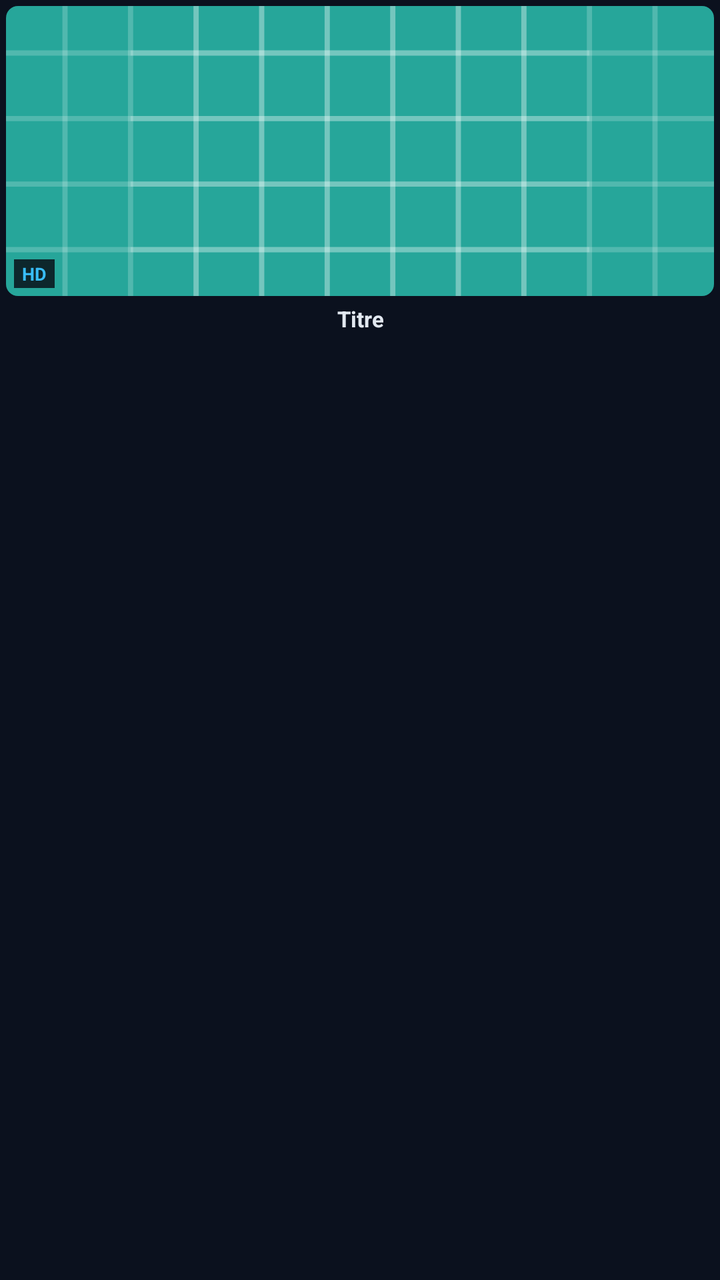
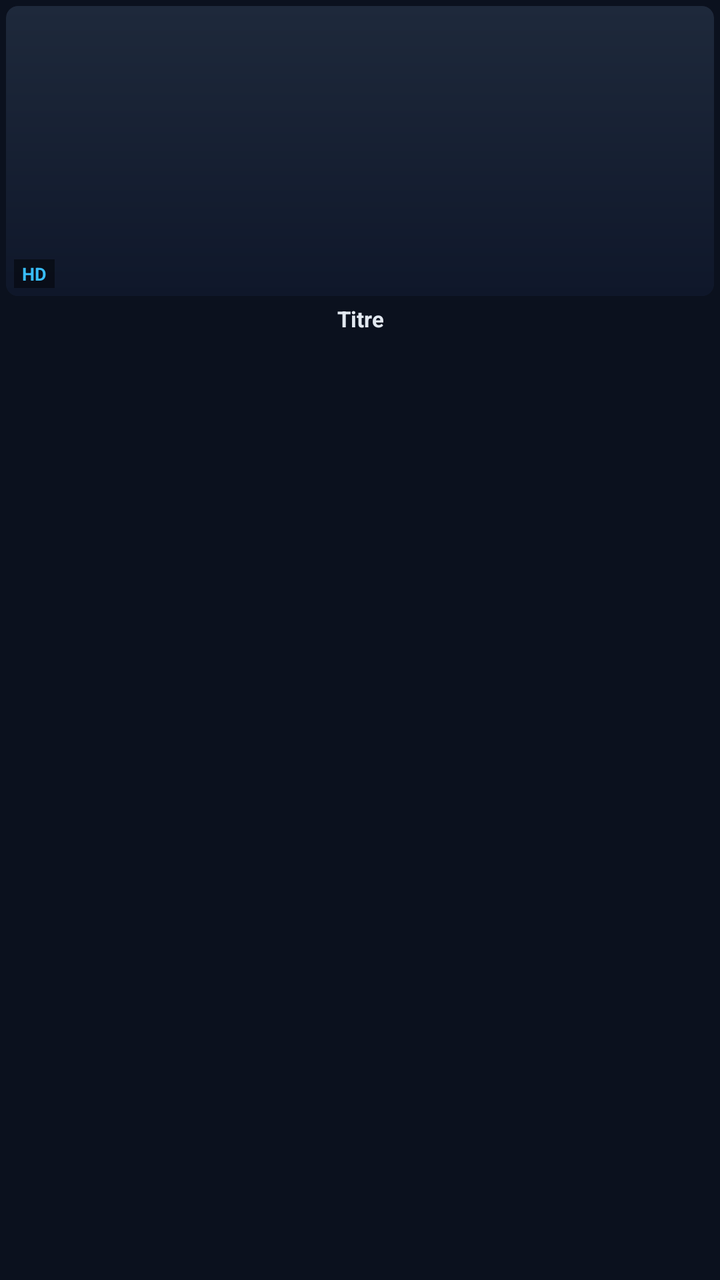

The first picture is an Android layout as it rendered before a commit; the second is the same layout after the commit. The layout source and the unified diff follow.
<!-- AndroidManifest.xml: application theme AppTheme.NoActionBar -->
<!-- res/layout/item_vod_card.xml -->
<?xml version="1.0" encoding="utf-8"?>
<LinearLayout xmlns:android="http://schemas.android.com/apk/res/android"
    xmlns:app="http://schemas.android.com/apk/res-auto"
    android:layout_width="match_parent"
    android:layout_height="wrap_content"
    android:orientation="vertical"
    android:padding="3dp"
    android:focusable="true"
    android:clickable="true"
    android:background="@drawable/bg_vod_poster_selector">

    
    <androidx.cardview.widget.CardView
        android:layout_width="match_parent"
        android:layout_height="145dp"
        app:cardCornerRadius="6dp"
        app:cardElevation="0dp"
        app:cardBackgroundColor="#131B2E">

        <FrameLayout
            android:layout_width="match_parent"
            android:layout_height="match_parent">

            <ImageView
                android:id="@+id/iv_vod_poster"
                android:layout_width="match_parent"
                android:layout_height="match_parent"
                android:scaleType="centerCrop"
                android:src="@drawable/ic_launcher_background"
                android:contentDescription="Affiche" />

            
            <TextView
                android:id="@+id/tv_vod_badge"
                android:layout_width="wrap_content"
                android:layout_height="wrap_content"
                android:layout_gravity="bottom|start"
                android:layout_margin="4dp"
                android:text="HD"
                android:textColor="#38BDF8"
                android:textSize="9sp"
                android:textStyle="bold"
                android:paddingStart="4dp"
                android:paddingEnd="4dp"
                android:paddingTop="1dp"
                android:paddingBottom="1dp"
                android:background="#D0080C14" />

            
            <TextView
                android:id="@+id/tv_vod_fav"
                android:layout_width="wrap_content"
                android:layout_height="wrap_content"
                android:layout_gravity="top|end"
                android:layout_margin="4dp"
                android:text="★"
                android:textColor="#F59E0B"
                android:textSize="11sp"
                android:visibility="gone" />

        </FrameLayout>

    </androidx.cardview.widget.CardView>

    
    <TextView
        android:id="@+id/tv_vod_title"
        android:layout_width="match_parent"
        android:layout_height="wrap_content"
        android:layout_marginTop="4dp"
        android:layout_marginBottom="2dp"
        android:text="Titre"
        android:textColor="#E2E8F0"
        android:textSize="11sp"
        android:textStyle="bold"
        android:singleLine="true"
        android:ellipsize="end"
        android:gravity="center_horizontal" />

</LinearLayout>
<!-- resources referenced by this layout -->
<resources>
  <!-- drawable bg_vod_poster_selector (drawable) -->
  <?xml version="1.0" encoding="utf-8"?>
  <selector xmlns:android="http://schemas.android.com/apk/res/android">
      <item android:state_focused="true">
          <shape android:shape="rectangle">
              <corners android:radius="8dp" />
              <solid android:color="#2538BDF8" />
              <stroke android:width="2.5dp" android:color="#FFFFFF" />
          </shape>
      </item>
      <item android:state_selected="true">
          <shape android:shape="rectangle">
              <corners android:radius="8dp" />
              <stroke android:width="2dp" android:color="#38BDF8" />
          </shape>
      </item>
      <item>
          <shape android:shape="rectangle">
              <corners android:radius="8dp" />
              <solid android:color="@android:color/transparent" />
              <stroke android:width="2.5dp" android:color="@android:color/transparent" />
          </shape>
      </item>
  </selector>
  <!-- drawable ic_launcher_background: vector/xml drawable (drawable, 5605 chars, omitted) -->
  <style name="AppTheme.NoActionBar" parent="Theme.AppCompat.NoActionBar">
          <item name="windowActionBar">false</item>
          <item name="windowNoTitle">true</item>
          <item name="android:windowBackground">#0B111E</item>
          <item name="android:textColor">#F8FAFC</item>
          <item name="alertDialogTheme">@style/DarkAlertDialogTheme</item>
      </style>
  <style name="DarkAlertDialogTheme" parent="Theme.AppCompat.Dialog.Alert">
          <item name="android:background">#131B2A</item>
          <item name="android:textColorPrimary">#F8FAFC</item>
          <item name="android:textColorSecondary">#94A3B8</item>
          <item name="colorAccent">#38BDF8</item>
      </style>
</resources>

<!-- the commit's change to res/layout/item_vod_card.xml (unified diff, before → after) -->
@@ -26,7 +26,7 @@
                 android:layout_width="match_parent"
                 android:layout_height="match_parent"
                 android:scaleType="centerCrop"
-                android:src="@drawable/ic_launcher_background"
+                android:src="@drawable/bg_poster_placeholder"
                 android:contentDescription="Affiche" />
 
             
<!-- resource entries referenced after the edit -->
@@ -1,5 +1,15 @@
 <!-- resources referenced by this layout -->
 <resources>
+  <!-- drawable bg_poster_placeholder (drawable) -->
+  <?xml version="1.0" encoding="utf-8"?>
+  <shape xmlns:android="http://schemas.android.com/apk/res/android"
+      android:shape="rectangle">
+      <gradient
+          android:startColor="#1E293B"
+          android:endColor="#0F172A"
+          android:angle="270" />
+      <corners android:radius="6dp" />
+  </shape>
   <!-- drawable bg_vod_poster_selector (drawable) -->
   <?xml version="1.0" encoding="utf-8"?>
   <selector xmlns:android="http://schemas.android.com/apk/res/android">
@@ -24,7 +34,6 @@
           </shape>
       </item>
   </selector>
-  <!-- drawable ic_launcher_background: vector/xml drawable (drawable, 5605 chars, omitted) -->
   <style name="AppTheme.NoActionBar" parent="Theme.AppCompat.NoActionBar">
           <item name="windowActionBar">false</item>
           <item name="windowNoTitle">true</item>
